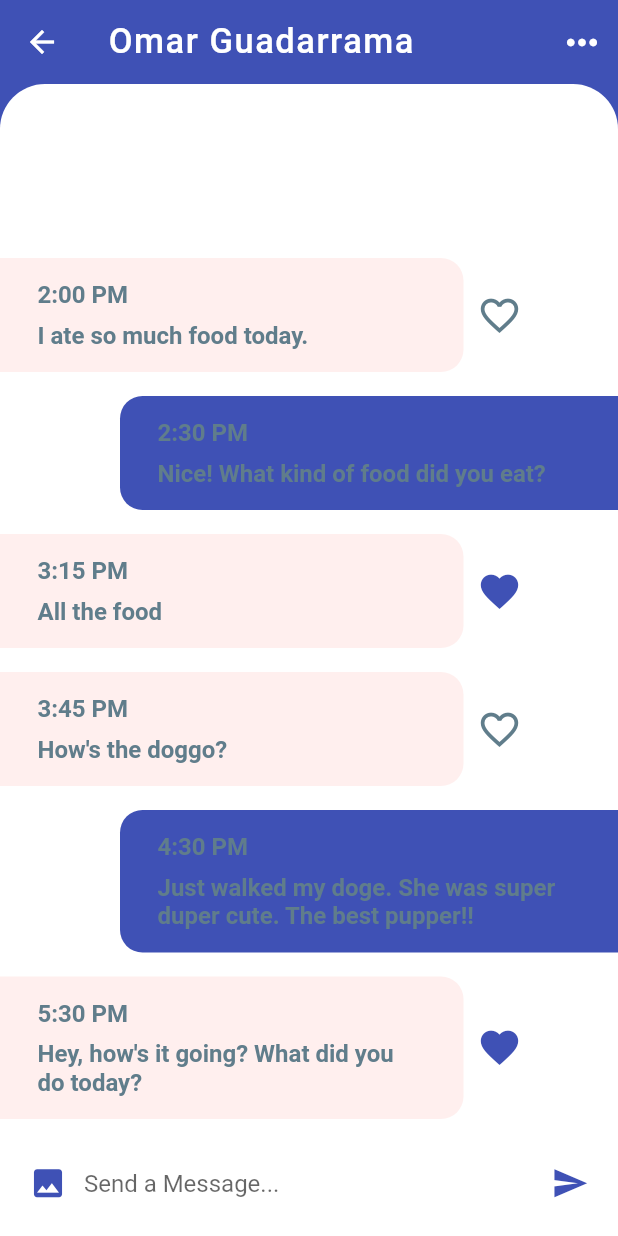
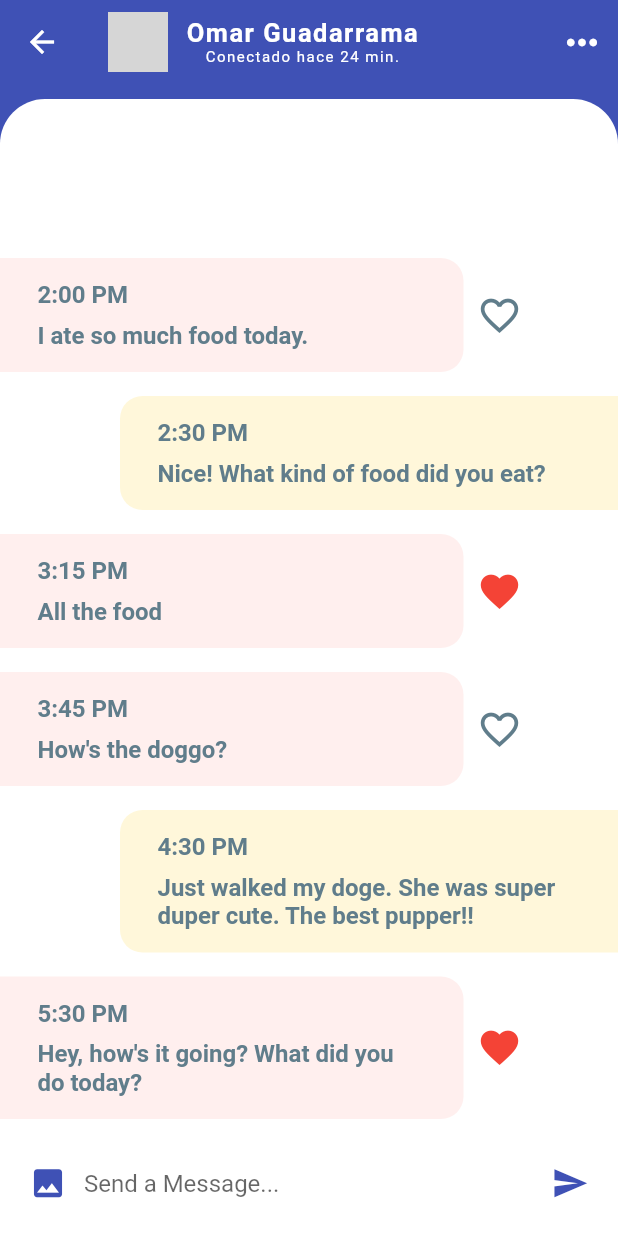
Before and after one commit to Herkom/auth_and_db_connection, a Flutter app: the ChatRouteAdvanced screen opened by its route, after a tap on "Omar Guadarrama", on a phone screen of 412 x 824 dp. Run offline on Flutter 3.47's test engine with Material 2 defaults, Android fonts, the phone set to English and light mode, and no system bars; our stand-ins replace flare_flutter, image_picker; missing offline and left inert: generic_bloc_provider; network calls fail; grey boxes are pictures that could not be loaded.

```diff
--- a/lib/chat_route_advanced.dart
+++ b/lib/chat_route_advanced.dart
@@ -22,24 +22,28 @@ class _ChatRouteAdvancedState extends State<ChatRouteAdvanced> {
             color: Colors.white,
             onPressed: (){Navigator.pushNamed(context, '/login');}
         ),
-        title: Text(
+        /*title: Text(
           'Mensajes',
           style: TextStyle(
             fontSize: 28.0,
             fontWeight: FontWeight.bold
           ),
-        ),
+        ),*/
         elevation: 0.0,
         actions: <Widget>[
           IconButton(
-              icon: Icon(Icons.filter_list),
+              icon: Icon(Icons.more_horiz),
+              iconSize: 30.0,
               color: Colors.white,
-              onPressed: (){print('asd');})
+              onPressed: (){}
+          ),
         ],
       ),
       body: Column(
         children: <Widget>[
+
           SelectorCategorias(),
+
           Expanded(
             child: Container(
               decoration: BoxDecoration(
@@ -52,6 +56,18 @@ class _ChatRouteAdvancedState extends State<ChatRouteAdvanced> {
               child: Column(
                 children: <Widget>[
                   ContactosFrecuentes(),
+                  Container(
+                    padding: EdgeInsets.only(left: 20.0,top: 10.0, bottom: 12.0),
+                    alignment: Alignment.centerLeft,
+                    child: Text(
+                      'Recientes',
+                      style: TextStyle(
+                        color: Colors.black26,
+                        fontSize: 16.0,
+                        fontWeight: FontWeight.w500,
+                      ),
+                    ),
+                  ),
                   ChatsRecientes(),
                 ],
               ),
--- a/lib/chats_recientes.dart
+++ b/lib/chats_recientes.dart
@@ -46,6 +46,7 @@ class ChatsRecientes extends StatelessWidget {
                           CircleAvatar(
                             radius: 35.0,
                             backgroundImage: NetworkImage(chat.sender.foto),
+                            backgroundColor: Colors.indigo.withAlpha(50),
                           ),
                           SizedBox(width: 10.0),
                           Column(
--- a/lib/contactos_frecuentes.dart
+++ b/lib/contactos_frecuentes.dart
@@ -6,29 +6,39 @@ import 'package:flutter/material.dart';
 class ContactosFrecuentes extends StatelessWidget {
   @override
   Widget build(BuildContext context) {
-    return Padding(
-      padding: EdgeInsets.symmetric(horizontal: 10.0),
+    return Container(
+      //color: Colors.indigo.withAlpha(50),
+      padding: const EdgeInsets.only(top:15.0),
       child: Column(
+          //crossAxisAlignment: CrossAxisAlignment.center,
           children: <Widget>[
-          Padding(
-            padding: EdgeInsets.symmetric(horizontal: 20.0),
+            Container(
+              //color: Colors.green,
+              //alignment: Alignment.center,
+              height: 35,
               child: Row(
                   mainAxisAlignment: MainAxisAlignment.spaceBetween,
                   children: <Widget>[
-                Text(
-                  'Contactos Frecuentes',
+                    Container(
+                      padding: EdgeInsets.only(left: 20.0),
+                      alignment: Alignment.center,
+                      child: Text(
+                        'Frecuentes',
                         style: TextStyle(
-                    color: Colors.blueGrey,
-                    fontSize: 18.0,
-                    fontWeight: FontWeight.bold,
-                    letterSpacing: 1.0,
+                          color: Colors.black26,
+                          fontSize: 16.0,
+                          fontWeight: FontWeight.w500,
                         ),
                       ),
-                IconButton(
+                    ),
+                    Container(
+                      padding: EdgeInsets.only(right: 10.0),
+                      child: IconButton(
                         icon: Icon(Icons.more_horiz),
                         iconSize: 30.0,
-                  color: Colors.blueGrey,
-                  onPressed: null
+                        color: Colors.black26,
+                        onPressed: (){}
+                      ),
                     ),
                   ],
                 ),
@@ -36,7 +46,7 @@ class ContactosFrecuentes extends StatelessWidget {
             Container(
               height: 120.0,
               child: ListView.builder(
-              padding: EdgeInsets.only(left: 10.0),
+                //padding: EdgeInsets.only(left: 10.0),
                 scrollDirection: Axis.horizontal,
                 itemCount: favoritos.length,
                 itemBuilder: (BuildContext context, int index) {
@@ -44,22 +54,28 @@ class ContactosFrecuentes extends StatelessWidget {
                     onTap: (){Navigator.pushNamed(context, PantallaMensajes.routeName, arguments: ScreenArguments(favoritos[index]));},
                     child: Padding(
                       padding: EdgeInsets.all(10.0),
+                      child: Container(
+                        width: 70,
                         child: Column(
                           children: <Widget>[
                             CircleAvatar(
-                          radius: 35.0,
+                              radius: 30.0,
                               backgroundImage: NetworkImage(favoritos[index].foto),
+                              backgroundColor: Colors.indigo.withAlpha(50),
                             ),
                             SizedBox(height: 6.0,),
                             Text(
                               favoritos[index].nombre,
+                              textAlign: TextAlign.center,
+                              overflow: TextOverflow.clip,
                               style: TextStyle(
-                            color: Colors.blueGrey,
-                            fontSize: 16.0,
-                            fontWeight: FontWeight.w600
+                                color: Colors.indigo,
+                                fontSize: 12.0,
+                                fontWeight: FontWeight.bold,
                               ),
                             )
                           ],
+                        ),
                       ),
                     ),
                   );
--- a/lib/pantalla_mensajes.dart
+++ b/lib/pantalla_mensajes.dart
@@ -34,7 +34,7 @@ class _PantallaMensajesState extends State<PantallaMensajes> {
       padding: EdgeInsets.symmetric(horizontal: 25.0, vertical: 15.0),
       width: MediaQuery.of(context).size.width * 0.75,
       decoration: BoxDecoration(
-        color: isMe ? Theme.of(context).accentColor : Color(0xFFFFEFEE),
+        color: isMe ? Colors.amberAccent.withAlpha(50) : Color(0xFFFFEFEE),
         borderRadius: isMe
           ? BorderRadius.only(
               topLeft: Radius.circular(15.0),
@@ -80,7 +80,7 @@ class _PantallaMensajesState extends State<PantallaMensajes> {
                 : Icon(Icons.favorite_border),
             iconSize: 30.0,
             color: message.isLiked
-                ? Theme.of(context).primaryColor
+                ? Colors.red
                 : Colors.blueGrey,
             onPressed: (){}
         )
@@ -128,12 +128,35 @@ class _PantallaMensajesState extends State<PantallaMensajes> {
     return Scaffold(
       backgroundColor: Theme.of(context).primaryColor,
       appBar: AppBar(
-        title: Text(
-          args.usuario.nombre,
-          style: TextStyle(
-            fontSize: 23.0,
-            letterSpacing: 1
-          ),
+        title: Row(
+          children: <Widget>[
+            CircleAvatar(
+              radius: 20.0,
+              backgroundImage: NetworkImage(args.usuario.foto),
+            ),
+            SizedBox(width: 12.0),
+            Column(
+              children: <Widget>[
+                Text(
+                  args.usuario.nombre,
+                  overflow: TextOverflow.clip,
+                  style: TextStyle(
+                    fontSize: 17.0,
+                    letterSpacing: 1,
+                    fontWeight: FontWeight.bold
+                  ),
+                ),
+                Text(
+                  'Conectado hace 24 min.',
+                  style: TextStyle(
+                      fontSize: 10.0,
+                      letterSpacing: 1,
+                      fontWeight: FontWeight.normal
+                  ),
+                )
+              ],
+            ),
+          ],
         ),
         elevation: 0.0,
         actions: <Widget>[
@@ -151,6 +174,7 @@ class _PantallaMensajesState extends State<PantallaMensajes> {
           children: <Widget>[
             Expanded(
               child: Container(
+                margin: EdgeInsets.only(top:10),
                 decoration: BoxDecoration(
                   color: Colors.white,
                   borderRadius: BorderRadius.only(
--- a/lib/selector_categorias.dart
+++ b/lib/selector_categorias.dart
@@ -22,7 +22,7 @@ class _SelectorCategoriasState extends State<SelectorCategorias> {
   @override
   Widget build(BuildContext context) {
     return Container(
-      height: 90.0,
+      height: 70.0,
       child: ListView.builder(
         scrollDirection: Axis.horizontal,
         itemCount: categorias.length,
@@ -40,16 +40,26 @@ class _SelectorCategoriasState extends State<SelectorCategorias> {
             child: Padding(
               padding: EdgeInsets.symmetric(
                 horizontal: 20.0,
-                vertical: 30.0
+                vertical: 12.0
               ),
-              child: Text(
+              child: Column(
+                children: <Widget>[
+                  Text(
                     categorias[index],
                     style: TextStyle(
                       color: index == indiceSeleccionado ? Colors.white : Colors.white60,
-                  fontSize: 24.0,
+                      fontSize: 20.0,
                       fontWeight: FontWeight.bold,
                       letterSpacing: 1.2
                     ),
+                  ),
+                  Container(
+                    margin: EdgeInsets.only(top: 5),
+                    height: index == indiceSeleccionado ? 3.0 : 0.0,
+                    width: index == indiceSeleccionado ? 90 : 0.0,
+                    color: index == indiceSeleccionado ? Colors.white60 : Colors.transparent,
+                  )
+                ],
               ),
             ),
           );
```
Lines whose indentation alone changed are shown as unchanged.
